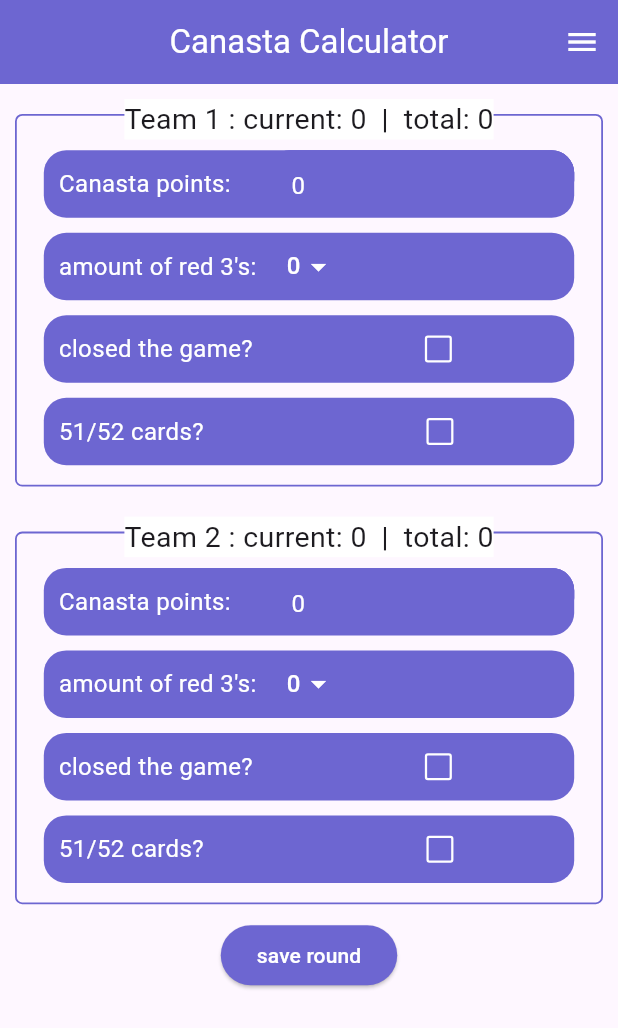
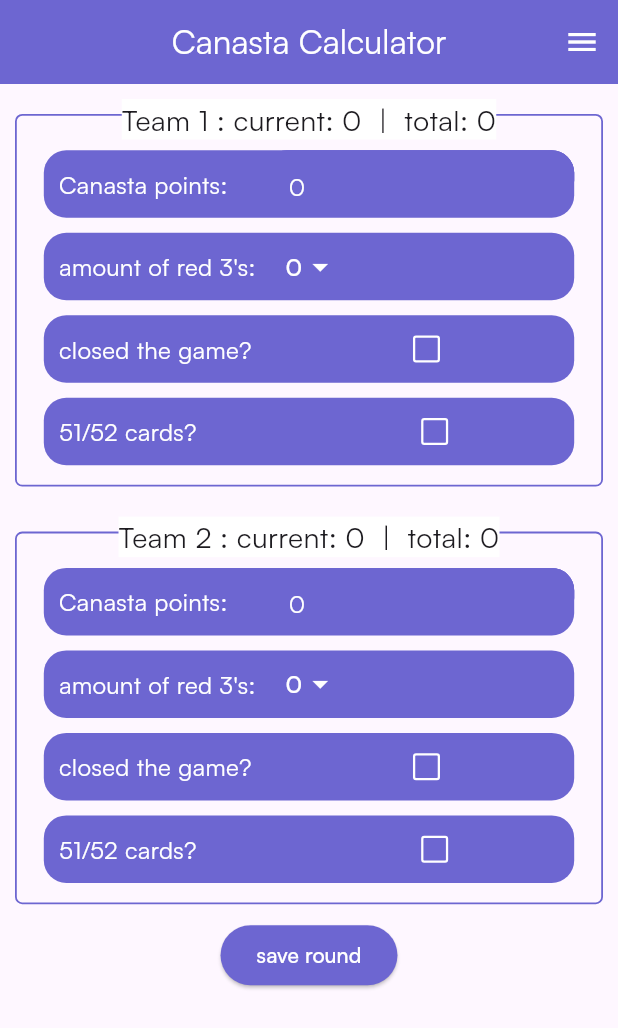
Before and after one commit to qngxl/canasta, a Flutter app: the screen it shows after launch, on a phone screen of 412 x 824 dp. Shown: the top 1028 px of the screen. Run offline on Flutter 3.47's test engine with Material 3 defaults, Android fonts, the phone set to English and light mode, and no system bars; our stand-ins replace shared_preferences.

Commit message:
added new custom font

```diff
--- a/lib/checkbox_container.dart
+++ b/lib/checkbox_container.dart
@@ -33,7 +33,7 @@ class CheckboxContainer extends StatelessWidget {
                 style: TextStyle(fontSize: 16, color: preferedTextColor)),
           ),
           Padding(
-            padding: const EdgeInsets.fromLTRB(25, 10, 10, 10),
+            padding: const EdgeInsets.fromLTRB(7, 10, 10, 10),
             child: Checkbox(
               shape: RoundedRectangleBorder(
                 borderRadius: BorderRadius.circular(2.0),
--- a/lib/main.dart
+++ b/lib/main.dart
@@ -20,8 +20,9 @@ class MainApp extends StatelessWidget {
 
   @override
   Widget build(BuildContext context) {
-    return const MaterialApp(
-        debugShowCheckedModeBanner: false, home: MainPage());
+    return MaterialApp(
+        debugShowCheckedModeBanner: false, home: const MainPage(),
+        theme: ThemeData(fontFamily: "Satoshi"),);
   }
 }
 
--- a/lib/team_container.dart
+++ b/lib/team_container.dart
@@ -126,7 +126,7 @@ class TeamContainerState extends State<TeamContainer> {
             ),
           ),
           CheckboxContainer(
-            checkboxText: "closed the game?             ",
+            checkboxText: "closed the game?              ",
             checkboxValue: widget.team.closingBonus,
             callback: (value) {
               setState(() {
@@ -137,7 +137,7 @@ class TeamContainerState extends State<TeamContainer> {
             },
           ),
           CheckboxContainer(
-            checkboxText: "51/52 cards?                     ",
+            checkboxText: "51/52 cards?                       ",
             checkboxValue: widget.team.dealingBonus,
             callback: (value) {
               setState(() {
--- a/lib/text.dart
+++ b/lib/text.dart
@@ -1,6 +1,4 @@
 import 'package:flutter/material.dart';
-
-import 'team_container.dart';
 
 class CustomText extends StatelessWidget {
   const CustomText(
@@ -14,6 +12,6 @@ class CustomText extends StatelessWidget {
   @override
   Widget build(BuildContext context) {
 
-    return Container();
+    return const Text("");
   }
 }
--- a/pubspec.yaml
+++ b/pubspec.yaml
@@ -17,4 +17,9 @@ dev_dependencies:
   flutter_lints: ^2.0.0
 
 flutter:
+  fonts:
+    - family: Satoshi
+      fonts:
+        - asset: custom_fonts/fonts/Satoshi-Variable.ttf
+          weight: 600
   uses-material-design: true
```
Also changed, not shown: custom_fonts/fonts/Satoshi-Variable.ttf (added).
